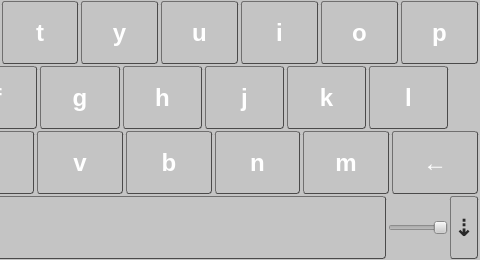
Before: the Qt Designer form src/QVirtualKeyboard.ui in drradwan/Qin, drawn with Qt 5; both pictures show x 320 to 800 and y 0 to 260 of the 800 by 260 pixel window.
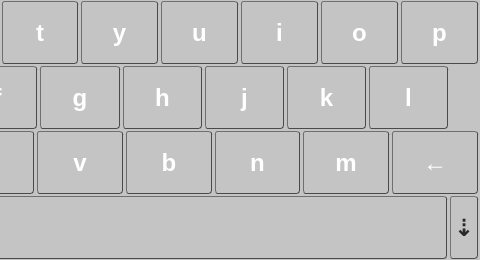
After: the same form once the commit is applied.

Commit message: Remove opacity slider "opacitySlide"

The edit to the form file:
```diff
--- a/src/QVirtualKeyboard.ui
+++ b/src/QVirtualKeyboard.ui
@@ -1002,28 +1002,6 @@
          </property>
         </widget>
        </item>
-       <item>
-        <widget class="QSlider" name="opacitySlide">
-         <property name="sizePolicy">
-          <sizepolicy hsizetype="Minimum" vsizetype="Fixed">
-           <horstretch>0</horstretch>
-           <verstretch>0</verstretch>
-          </sizepolicy>
-         </property>
-         <property name="maximumSize">
-          <size>
-           <width>60</width>
-           <height>16777215</height>
-          </size>
-         </property>
-         <property name="orientation">
-          <enum>Qt::Horizontal</enum>
-         </property>
-         <property name="invertedAppearance">
-          <bool>true</bool>
-         </property>
-        </widget>
-       </item>
        <item>
         <widget class="QPushButton" name="btnLoc">
          <property name="sizePolicy">
```
